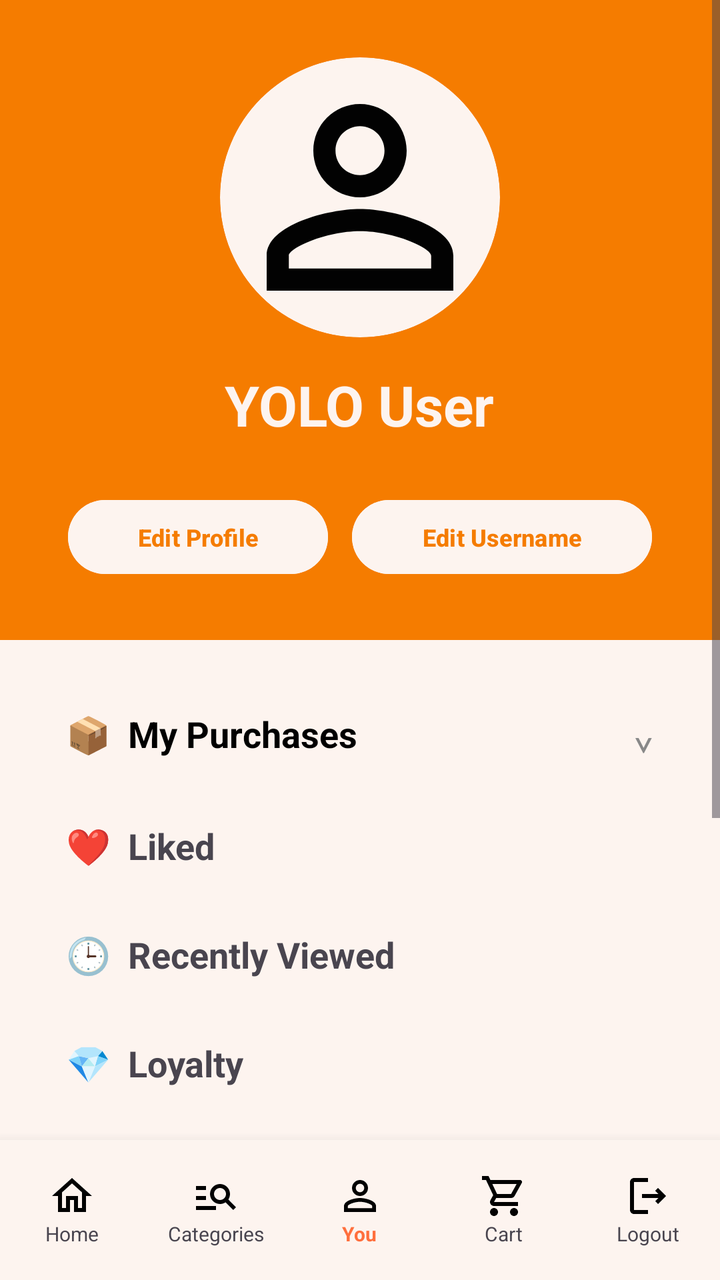
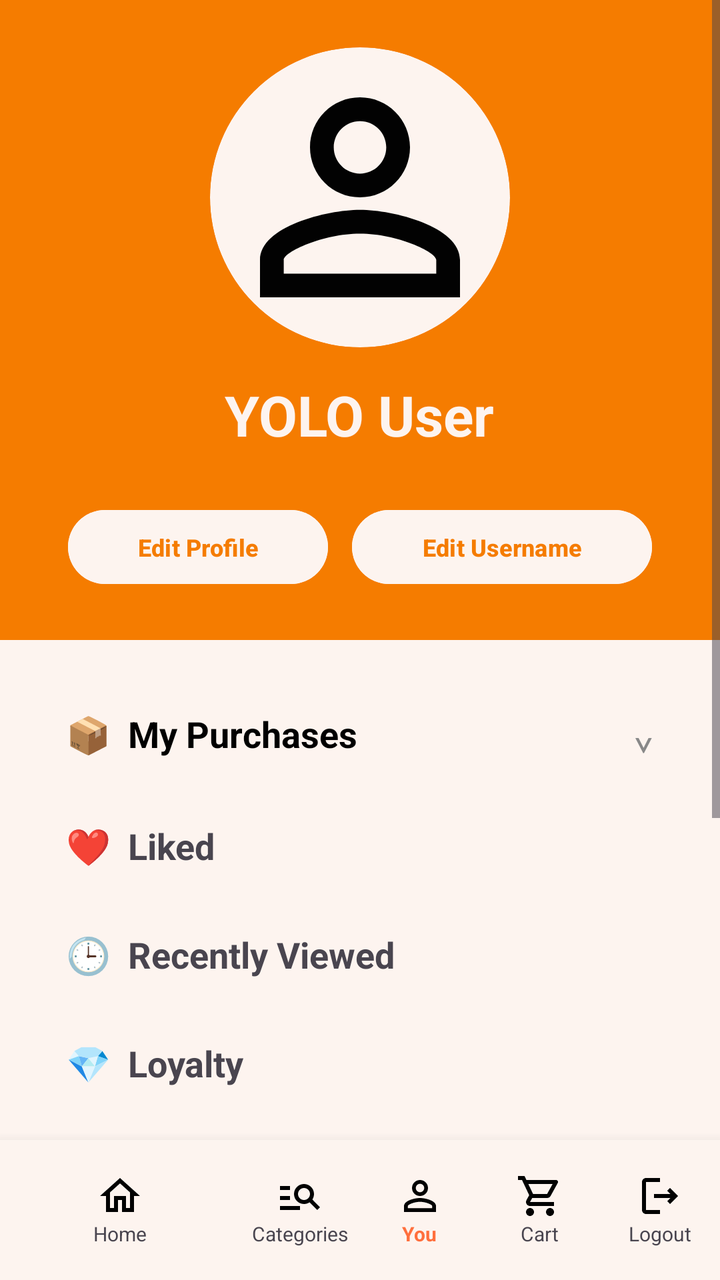

An Android layout rendered at two revisions. The XML below is the earlier revision; the diff shows what the commit changed to produce the second picture.
<!-- AndroidManifest.xml: application theme Theme.YOLO -->
<!-- res/layout/activity_you.xml -->
<?xml version="1.0" encoding="utf-8"?>
<LinearLayout
    xmlns:android="http://schemas.android.com/apk/res/android"
    android:layout_width="match_parent"
    android:layout_height="match_parent"
    android:orientation="vertical"
    android:background="#F5F5F5">

    

    <ScrollView
        android:layout_width="match_parent"
        android:layout_height="0dp"
        android:layout_weight="1">

        <LinearLayout
            android:layout_width="match_parent"
            android:layout_height="wrap_content"
            android:orientation="vertical">

            

            <LinearLayout
                android:layout_width="match_parent"
                android:layout_height="320dp"
                android:orientation="vertical"
                android:gravity="center"
                android:background="#F57C00">

                

                <ImageView
                    android:id="@+id/imgProfile"
                    android:layout_width="140dp"
                    android:layout_height="140dp"
                    android:src="@drawable/ic_user"
                    android:scaleType="centerCrop"
                    android:background="@drawable/circle_bg"
                    android:clipToOutline="true"/>

                

                <TextView
                    android:id="@+id/txtUsername"
                    android:layout_width="wrap_content"
                    android:layout_height="wrap_content"
                    android:text="YOLO User"
                    android:textSize="28sp"
                    android:textStyle="bold"
                    android:textColor="#FDF4EF"
                    android:layout_marginTop="15dp"/>

                

                <LinearLayout
                    android:layout_width="wrap_content"
                    android:layout_height="wrap_content"
                    android:orientation="horizontal"
                    android:layout_marginTop="25dp">

                    

                    <Button
                        android:id="@+id/btnEditProfile"
                        android:layout_width="130dp"
                        android:layout_height="45dp"
                        android:text="Edit Profile"
                        android:textStyle="bold"
                        android:textSize="12sp"
                        android:textColor="#F57C00"
                        android:backgroundTint="#FDF4EF"
                        android:layout_marginEnd="12dp"/>

                    

                    <Button
                        android:id="@+id/btnEditUsername"
                        android:layout_width="150dp"
                        android:layout_height="45dp"
                        android:text="Edit Username"
                        android:textStyle="bold"
                        android:textSize="12sp"
                        android:textColor="#F57C00"
                        android:backgroundTint="#FDF4EF"/>

                </LinearLayout>

            </LinearLayout>

            

            <LinearLayout
                android:layout_width="match_parent"
                android:layout_height="wrap_content"
                android:orientation="vertical"
                android:background="#FDF4EF"
                android:padding="18dp">

                

                <LinearLayout
                    android:id="@+id/btnPurchases"
                    android:layout_width="match_parent"
                    android:layout_height="wrap_content"
                    android:orientation="vertical"
                    android:padding="15dp"
                    android:clickable="true"
                    android:focusable="true">

                    

                    <LinearLayout
                        android:layout_width="match_parent"
                        android:layout_height="wrap_content"
                        android:orientation="horizontal"
                        android:gravity="center_vertical">

                        <TextView
                            android:layout_width="0dp"
                            android:layout_height="wrap_content"
                            android:layout_weight="1"
                            android:text="📦  My Purchases"
                            android:textSize="18sp"
                            android:textStyle="bold"
                            android:textColor="#000000"/>

                        <TextView
                            android:id="@+id/txtArrow"
                            android:layout_width="wrap_content"
                            android:layout_height="wrap_content"
                            android:text="⌄"
                            android:textSize="20sp"
                            android:textColor="#888888"/>

                    </LinearLayout>

                    

                    <LinearLayout
                        android:id="@+id/layoutPurchases"
                        android:layout_width="match_parent"
                        android:layout_height="wrap_content"
                        android:orientation="horizontal"
                        android:gravity="center"
                        android:visibility="gone"
                        android:layout_marginTop="20dp">

                        

                        <LinearLayout
                            android:layout_width="0dp"
                            android:layout_height="wrap_content"
                            android:layout_weight="1"
                            android:orientation="vertical"
                            android:gravity="center">

                            <ImageView
                                android:layout_width="35dp"
                                android:layout_height="35dp"
                                android:src="@drawable/ic_pay"/>

                            <TextView
                                android:layout_width="wrap_content"
                                android:layout_height="wrap_content"
                                android:text="To Pay"
                                android:textStyle="bold"
                                android:layout_marginTop="8dp"/>

                        </LinearLayout>

                        

                        <LinearLayout
                            android:layout_width="0dp"
                            android:layout_height="wrap_content"
                            android:layout_weight="1"
                            android:orientation="vertical"
                            android:gravity="center">

                            <ImageView
                                android:layout_width="35dp"
                                android:layout_height="35dp"
                                android:src="@drawable/ic_ship"/>

                            <TextView
                                android:layout_width="wrap_content"
                                android:layout_height="wrap_content"
                                android:text="To Ship"
                                android:textStyle="bold"
                                android:layout_marginTop="8dp"/>

                        </LinearLayout>

                        

                        <LinearLayout
                            android:layout_width="0dp"
                            android:layout_height="wrap_content"
                            android:layout_weight="1"
                            android:orientation="vertical"
                            android:gravity="center">

                            <ImageView
                                android:layout_width="35dp"
                                android:layout_height="35dp"
                                android:src="@drawable/ic_receive"/>

                            <TextView
                                android:layout_width="wrap_content"
                                android:layout_height="wrap_content"
                                android:text="To Receive"
                                android:textStyle="bold"
                                android:layout_marginTop="8dp"/>

                        </LinearLayout>

                    </LinearLayout>

                </LinearLayout>

                

                <TextView
                    android:layout_width="match_parent"
                    android:layout_height="wrap_content"
                    android:text="❤️  Liked"
                    android:textSize="18sp"
                    android:textStyle="bold"
                    android:padding="15dp"/>

                <TextView
                    android:layout_width="match_parent"
                    android:layout_height="wrap_content"
                    android:text="🕒  Recently Viewed"
                    android:textSize="18sp"
                    android:textStyle="bold"
                    android:padding="15dp"/>

                <TextView
                    android:layout_width="match_parent"
                    android:layout_height="wrap_content"
                    android:text="💎  Loyalty"
                    android:textSize="18sp"
                    android:textStyle="bold"
                    android:padding="15dp"/>

                <TextView
                    android:layout_width="match_parent"
                    android:layout_height="wrap_content"
                    android:text="🎁  Gift Vouchers"
                    android:textSize="18sp"
                    android:textStyle="bold"
                    android:padding="15dp"/>

                <TextView
                    android:layout_width="match_parent"
                    android:layout_height="wrap_content"
                    android:text="⚙  Account Setting"
                    android:textSize="18sp"
                    android:textStyle="bold"
                    android:padding="15dp"/>

                <TextView
                    android:layout_width="match_parent"
                    android:layout_height="wrap_content"
                    android:text="🛠  Help Centre"
                    android:textSize="18sp"
                    android:textStyle="bold"
                    android:padding="15dp"/>

                <TextView
                    android:layout_width="match_parent"
                    android:layout_height="wrap_content"
                    android:text="💬  Chat with YOLO"
                    android:textSize="18sp"
                    android:textStyle="bold"
                    android:padding="15dp"/>

            </LinearLayout>

        </LinearLayout>

    </ScrollView>

    

    <LinearLayout
        android:layout_width="match_parent"
        android:layout_height="70dp"
        android:orientation="horizontal"
        android:background="#FDF4EF"
        android:gravity="center"
        android:elevation="10dp">

        

        <LinearLayout
            android:id="@+id/navHome"
            android:layout_width="0dp"
            android:layout_height="wrap_content"
            android:layout_weight="1"
            android:orientation="vertical"
            android:gravity="center"
            android:clickable="true"
            android:focusable="true">

            <ImageView
                android:layout_width="24dp"
                android:layout_height="24dp"
                android:src="@drawable/ic_home"/>

            <TextView
                android:layout_width="wrap_content"
                android:layout_height="wrap_content"
                android:text="Home"
                android:textSize="10sp"/>

        </LinearLayout>

        

        <LinearLayout
            android:id="@+id/navCategory"
            android:layout_width="0dp"
            android:layout_height="wrap_content"
            android:layout_weight="1"
            android:orientation="vertical"
            android:gravity="center"
            android:clickable="true"
            android:focusable="true">

            <ImageView
                android:layout_width="24dp"
                android:layout_height="24dp"
                android:src="@drawable/ic_category"/>

            <TextView
                android:layout_width="wrap_content"
                android:layout_height="wrap_content"
                android:text="Categories"
                android:textSize="10sp"/>

        </LinearLayout>

        

        <LinearLayout
            android:id="@+id/navYou"
            android:layout_width="0dp"
            android:layout_height="wrap_content"
            android:layout_weight="1"
            android:orientation="vertical"
            android:gravity="center">

            <ImageView
                android:layout_width="24dp"
                android:layout_height="24dp"
                android:src="@drawable/ic_user"/>

            <TextView
                android:layout_width="wrap_content"
                android:layout_height="wrap_content"
                android:text="You"
                android:textStyle="bold"
                android:textColor="#FF6F3D"
                android:textSize="10sp"/>

        </LinearLayout>

        

        <LinearLayout
            android:id="@+id/navCart"
            android:layout_width="0dp"
            android:layout_height="wrap_content"
            android:layout_weight="1"
            android:orientation="vertical"
            android:gravity="center"
            android:clickable="true"
            android:focusable="true">

            <ImageView
                android:layout_width="24dp"
                android:layout_height="24dp"
                android:src="@drawable/ic_cart"/>

            <TextView
                android:layout_width="wrap_content"
                android:layout_height="wrap_content"
                android:text="Cart"
                android:textSize="10sp"/>

        </LinearLayout>

        

        <LinearLayout
            android:id="@+id/navLogout"
            android:layout_width="0dp"
            android:layout_height="wrap_content"
            android:layout_weight="1"
            android:orientation="vertical"
            android:gravity="center"
            android:clickable="true"
            android:focusable="true">

            <ImageView
                android:layout_width="24dp"
                android:layout_height="24dp"
                android:src="@drawable/ic_logout"/>

            <TextView
                android:layout_width="wrap_content"
                android:layout_height="wrap_content"
                android:text="Logout"
                android:textSize="10sp"/>

        </LinearLayout>

    </LinearLayout>

</LinearLayout>
<!-- resources referenced by this layout -->
<resources>
  <!-- drawable circle_bg (drawable) -->
  <?xml version="1.0" encoding="utf-8"?>
  <shape xmlns:android="http://schemas.android.com/apk/res/android"
      android:shape="oval">
  
      <solid android:color="#FDF4EF"/>
  
  </shape>
  <!-- drawable ic_cart (drawable) -->
  <vector xmlns:android="http://schemas.android.com/apk/res/android" android:height="24dp" android:tint="#020202" android:viewportHeight="24" android:viewportWidth="24" android:width="24dp">
        
      <path android:fillColor="@android:color/white" android:pathData="M15.55,13c0.75,0 1.41,-0.41 1.75,-1.03l3.58,-6.49c0.37,-0.66 -0.11,-1.48 -0.87,-1.48L5.21,4l-0.94,-2L1,2v2h2l3.6,7.59 -1.35,2.44C4.52,15.37 5.48,17 7,17h12v-2L7,15l1.1,-2h7.45zM6.16,6h12.15l-2.76,5L8.53,11L6.16,6zM7,18c-1.1,0 -1.99,0.9 -1.99,2S5.9,22 7,22s2,-0.9 2,-2 -0.9,-2 -2,-2zM17,18c-1.1,0 -1.99,0.9 -1.99,2s0.89,2 1.99,2 2,-0.9 2,-2 -0.9,-2 -2,-2z"/>
      
  </vector>
  <!-- drawable ic_category (drawable) -->
  <vector xmlns:android="http://schemas.android.com/apk/res/android" android:autoMirrored="true" android:height="24dp" android:tint="#020202" android:viewportHeight="24" android:viewportWidth="24" android:width="24dp">
        
      <path android:fillColor="@android:color/white" android:pathData="M7,9H2V7h5V9zM7,12H2v2h5V12zM20.59,19l-3.83,-3.83C15.96,15.69 15.02,16 14,16c-2.76,0 -5,-2.24 -5,-5s2.24,-5 5,-5s5,2.24 5,5c0,1.02 -0.31,1.96 -0.83,2.75L22,17.59L20.59,19zM17,11c0,-1.65 -1.35,-3 -3,-3s-3,1.35 -3,3s1.35,3 3,3S17,12.65 17,11zM2,19h10v-2H2V19z"/>
      
  </vector>
  <!-- drawable ic_home (drawable) -->
  <vector xmlns:android="http://schemas.android.com/apk/res/android" android:height="24dp" android:tint="#020202" android:viewportHeight="24" android:viewportWidth="24" android:width="24dp">
        
      <path android:fillColor="@android:color/white" android:pathData="M12,5.69l5,4.5V18h-2v-6H9v6H7v-7.81l5,-4.5M12,3L2,12h3v8h6v-6h2v6h6v-8h3L12,3z"/>
      
  </vector>
  <!-- drawable ic_logout (drawable) -->
  <vector xmlns:android="http://schemas.android.com/apk/res/android" android:autoMirrored="true" android:height="24dp" android:tint="#020202" android:viewportHeight="24" android:viewportWidth="24" android:width="24dp">
        
      <path android:fillColor="@android:color/white" android:pathData="M17,8l-1.41,1.41L17.17,11H9v2h8.17l-1.58,1.58L17,16l4,-4L17,8zM5,5h7V3H5C3.9,3 3,3.9 3,5v14c0,1.1 0.9,2 2,2h7v-2H5V5z"/>
      
  </vector>
  <!-- drawable ic_pay (drawable) -->
  <vector xmlns:android="http://schemas.android.com/apk/res/android" android:height="24dp" android:tint="#020202" android:viewportHeight="24" android:viewportWidth="24" android:width="24dp">
        
      <path android:fillColor="@android:color/white" android:pathData="M20,4L4,4c-1.11,0 -1.99,0.89 -1.99,2L2,18c0,1.11 0.89,2 2,2h16c1.11,0 2,-0.89 2,-2L22,6c0,-1.11 -0.89,-2 -2,-2zM20,18L4,18v-6h16v6zM20,8L4,8L4,6h16v2z"/>
      
  </vector>
  <!-- drawable ic_user (drawable) -->
  <vector xmlns:android="http://schemas.android.com/apk/res/android" android:height="24dp" android:tint="#020202" android:viewportHeight="24" android:viewportWidth="24" android:width="24dp">
        
      <path android:fillColor="@android:color/white" android:pathData="M12,5.9c1.16,0 2.1,0.94 2.1,2.1s-0.94,2.1 -2.1,2.1S9.9,9.16 9.9,8s0.94,-2.1 2.1,-2.1m0,9c2.97,0 6.1,1.46 6.1,2.1v1.1L5.9,18.1L5.9,17c0,-0.64 3.13,-2.1 6.1,-2.1M12,4C9.79,4 8,5.79 8,8s1.79,4 4,4 4,-1.79 4,-4 -1.79,-4 -4,-4zM12,13c-2.67,0 -8,1.34 -8,4v3h16v-3c0,-2.66 -5.33,-4 -8,-4z"/>
      
  </vector>
  <style name="Theme.YOLO" parent="Base.Theme.YOLO" />
  <style name="Base.Theme.YOLO" parent="Theme.Material3.DayNight.NoActionBar">
          
          
      </style>
  <!-- unchanged entries left out for length: 2 -->
</resources>

<!-- the commit's change to res/layout/activity_you.xml (unified diff, before → after) -->
@@ -31,8 +31,8 @@
 
                 <ImageView
                     android:id="@+id/imgProfile"
-                    android:layout_width="140dp"
-                    android:layout_height="140dp"
+                    android:layout_width="150dp"
+                    android:layout_height="150dp"
                     android:src="@drawable/ic_user"
                     android:scaleType="centerCrop"
                     android:background="@drawable/circle_bg"
@@ -298,6 +298,31 @@
             android:id="@+id/navHome"
             android:layout_width="0dp"
             android:layout_height="wrap_content"
+            android:layout_weight="2"
+            android:orientation="vertical"
+            android:gravity="center"
+            android:clickable="true"
+            android:focusable="true">
+
+            <ImageView
+                android:layout_width="24dp"
+                android:layout_height="24dp"
+                android:src="@drawable/ic_home"/>
+
+            <TextView
+                android:layout_width="wrap_content"
+                android:layout_height="wrap_content"
+                android:text="Home"
+                android:textSize="10sp"/>
+
+        </LinearLayout>
+
+        
+
+        <LinearLayout
+            android:id="@+id/navCategory"
+            android:layout_width="0dp"
+            android:layout_height="wrap_content"
             android:layout_weight="1"
             android:orientation="vertical"
             android:gravity="center"
@@ -307,12 +332,12 @@
             <ImageView
                 android:layout_width="24dp"
                 android:layout_height="24dp"
-                android:src="@drawable/ic_home"/>
+                android:src="@drawable/ic_category"/>
 
             <TextView
                 android:layout_width="wrap_content"
                 android:layout_height="wrap_content"
-                android:text="Home"
+                android:text="Categories"
                 android:textSize="10sp"/>
 
         </LinearLayout>
@@ -320,7 +345,32 @@
         
 
         <LinearLayout
-            android:id="@+id/navCategory"
+            android:id="@+id/navYou"
+            android:layout_width="0dp"
+            android:layout_height="wrap_content"
+            android:layout_weight="1"
+            android:orientation="vertical"
+            android:gravity="center">
+
+            <ImageView
+                android:layout_width="24dp"
+                android:layout_height="24dp"
+                android:src="@drawable/ic_user"/>
+
+            <TextView
+                android:layout_width="wrap_content"
+                android:layout_height="wrap_content"
+                android:text="You"
+                android:textStyle="bold"
+                android:textColor="#FF6F3D"
+                android:textSize="10sp"/>
+
+        </LinearLayout>
+
+        
+
+        <LinearLayout
+            android:id="@+id/navCart"
             android:layout_width="0dp"
             android:layout_height="wrap_content"
             android:layout_weight="1"
@@ -332,12 +382,12 @@
             <ImageView
                 android:layout_width="24dp"
                 android:layout_height="24dp"
-                android:src="@drawable/ic_category"/>
+                android:src="@drawable/ic_cart"/>
 
             <TextView
                 android:layout_width="wrap_content"
                 android:layout_height="wrap_content"
-                android:text="Categories"
+                android:text="Cart"
                 android:textSize="10sp"/>
 
         </LinearLayout>
@@ -345,32 +395,7 @@
         
 
         <LinearLayout
-            android:id="@+id/navYou"
-            android:layout_width="0dp"
-            android:layout_height="wrap_content"
-            android:layout_weight="1"
-            android:orientation="vertical"
-            android:gravity="center">
-
-            <ImageView
-                android:layout_width="24dp"
-                android:layout_height="24dp"
-                android:src="@drawable/ic_user"/>
-
-            <TextView
-                android:layout_width="wrap_content"
-                android:layout_height="wrap_content"
-                android:text="You"
-                android:textStyle="bold"
-                android:textColor="#FF6F3D"
-                android:textSize="10sp"/>
-
-        </LinearLayout>
-
-        
-
-        <LinearLayout
-            android:id="@+id/navCart"
+            android:id="@+id/navLogout"
             android:layout_width="0dp"
             android:layout_height="wrap_content"
             android:layout_weight="1"
@@ -382,36 +407,11 @@
             <ImageView
                 android:layout_width="24dp"
                 android:layout_height="24dp"
-                android:src="@drawable/ic_cart"/>
+                android:src="@drawable/ic_logout"/>
 
             <TextView
                 android:layout_width="wrap_content"
                 android:layout_height="wrap_content"
-                android:text="Cart"
-                android:textSize="10sp"/>
-
-        </LinearLayout>
-
-        
-
-        <LinearLayout
-            android:id="@+id/navLogout"
-            android:layout_width="0dp"
-            android:layout_height="wrap_content"
-            android:layout_weight="1"
-            android:orientation="vertical"
-            android:gravity="center"
-            android:clickable="true"
-            android:focusable="true">
-
-            <ImageView
-                android:layout_width="24dp"
-                android:layout_height="24dp"
-                android:src="@drawable/ic_logout"/>
-
-            <TextView
-                android:layout_width="wrap_content"
-                android:layout_height="wrap_content"
                 android:text="Logout"
                 android:textSize="10sp"/>
 
